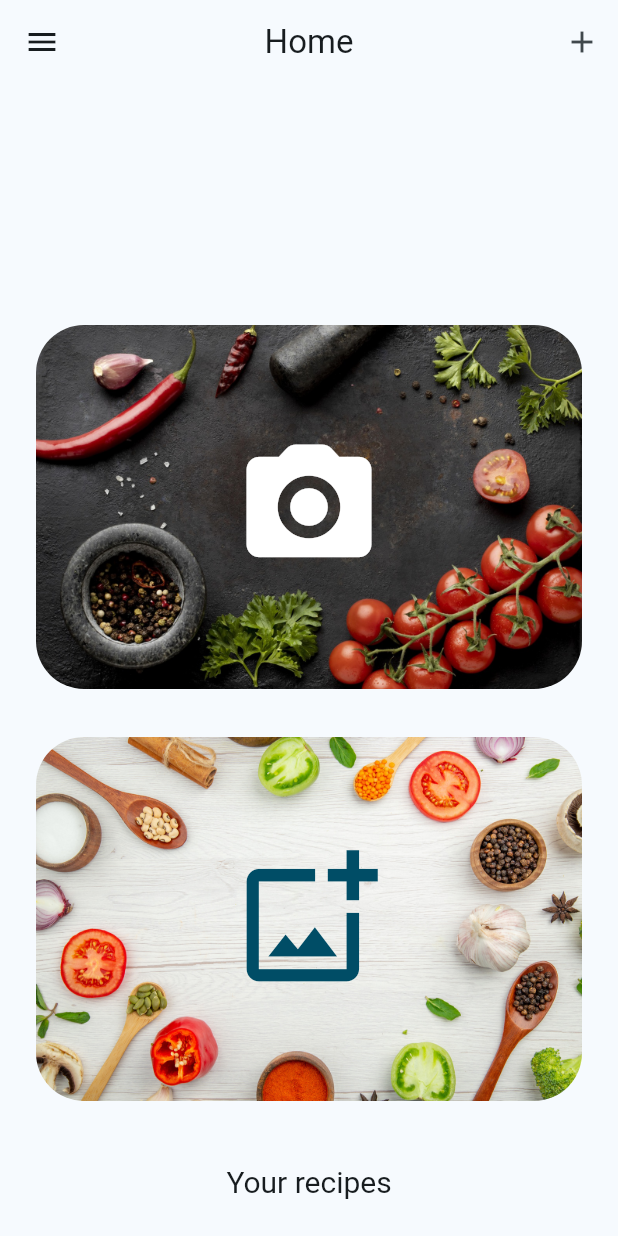
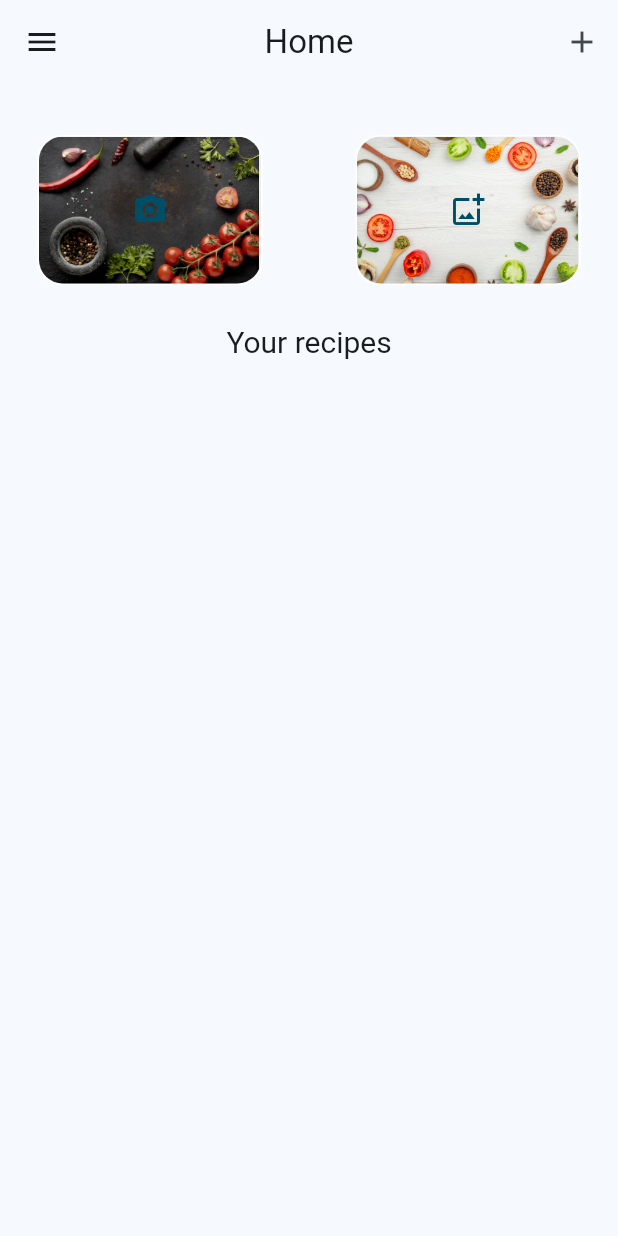
Before and after one commit to BuiVuBaoMinh/-CS422--REC2--Recipe-Recommendator-, a Flutter app: the screen it shows once a user with an empty profile is signed in, on a phone screen of 412 x 824 dp. Run offline on Flutter 3.47's test engine with Material 3 defaults, Android fonts, the phone set to English and light mode, and no system bars; our stand-ins replace camera, cloud_firestore, file_picker, firebase_auth, firebase_core, firebase_storage and 2 more; accounts and stored records are empty.

Commit message:
Add configure button and fix UI for main page

```diff
--- a/lib/pages/components/img_picker_button.dart
+++ b/lib/pages/components/img_picker_button.dart
@@ -4,7 +4,7 @@ import 'package:rec_rec_app/pages/camera_page/camera_page.dart';
 import 'scan_button.dart';
 
 class PickImageButton extends ScanButton {
-  PickImageButton({required super.assetPath});
+  const PickImageButton({super.key, required super.assetPath});
 
   @override
   Widget build(BuildContext context) {
@@ -13,33 +13,37 @@ class PickImageButton extends ScanButton {
         final image = await _pickImageFromGallery();
         if (image != null) {
           await Navigator.push(
+            // ignore: use_build_context_synchronously
             context,
             MaterialPageRoute(
                 builder: (context) => DisplayPictureScreen(
                       imagePath: image.path,
-                    )
-            ),
+                    )),
           );
         }
-
       },
-      child: Padding(
-        padding: const EdgeInsets.symmetric(horizontal: 24, vertical: 16),
-        child: AspectRatio(
-          aspectRatio: 1.5 / 1,
+      child: Container(
+        width: 150,
+        height: 100,
+        decoration: BoxDecoration(
+          border: Border.all(color: Colors.white),
+          borderRadius: BorderRadius.circular(16),
+          color: Colors.grey[200],
+        ),
         child: ClipRRect(
-            borderRadius: BorderRadius.circular(32),
+          borderRadius: BorderRadius.circular(16),
           child: Stack(
             children: [
-                Image.asset(assetPath, fit: BoxFit.cover),
+              Image.asset(
+                assetPath,
+                fit: BoxFit.cover,
+              ),
               Center(
                   child: Icon(
                 Icons.add_photo_alternate_outlined,
-                  size: 100,
                 color: Theme.of(context).colorScheme.onPrimaryContainer,
               )),
             ],
-            ),
           ),
         ),
       ),
@@ -48,6 +52,7 @@ class PickImageButton extends ScanButton {
 }
 
 Future _pickImageFromGallery() async {
-  final returnedImage = await ImagePicker().pickImage(source: ImageSource.gallery);
+  final returnedImage =
+      await ImagePicker().pickImage(source: ImageSource.gallery);
   return returnedImage;
 }
--- a/lib/pages/components/my_silver_app_bar.dart
+++ b/lib/pages/components/my_silver_app_bar.dart
@@ -10,7 +10,7 @@ class MySilverAppBar extends StatelessWidget {
   @override
   Widget build(BuildContext context) {
     return SliverAppBar(
-      expandedHeight: 800,
+      expandedHeight: 240,
       collapsedHeight: 80,
       floating: false,
       pinned: true,
--- a/lib/pages/components/scan_button.dart
+++ b/lib/pages/components/scan_button.dart
@@ -3,12 +3,13 @@ import 'package:rec_rec_app/pages/camera_page/camera_page.dart';
 import 'package:rec_rec_app/main.dart' show firstCamera;
 
 class ScanButton extends StatelessWidget {
+  final String assetPath;
+
   const ScanButton({
     super.key,
     required this.assetPath,
   });
 
-  final String assetPath;
   @override
   Widget build(BuildContext context) {
     return GestureDetector(
@@ -18,27 +19,31 @@ class ScanButton extends StatelessWidget {
           MaterialPageRoute(
               builder: (context) => ScanIngredientsPage(
                     camera: firstCamera,
-                        )
-                ),
+                  )),
         );
       },
-      child: Padding(
-        padding: const EdgeInsets.symmetric(horizontal: 24, vertical: 16),
-        child: AspectRatio(
-          aspectRatio: 1.5 / 1,
+      child: Container(
+        width: 150,
+        height: 100,
+        decoration: BoxDecoration(
+          border: Border.all(color: Colors.white),
+          borderRadius: BorderRadius.circular(16),
+          color: Colors.grey[200],
+        ),
         child: ClipRRect(
-            borderRadius: BorderRadius.circular(32),
+          borderRadius: BorderRadius.circular(16),
           child: Stack(
             children: [
-                Image.asset(assetPath, fit: BoxFit.cover),
+              Image.asset(
+                assetPath,
+                fit: BoxFit.fill,
+              ),
               Center(
                   child: Icon(
-                  const IconData(0xf60b, fontFamily: 'MaterialIcons'),
-                  size: 100,
-                  color: Theme.of(context).colorScheme.onPrimary,
+                Icons.camera_alt_rounded,
+                color: Theme.of(context).colorScheme.onPrimaryContainer,
               )),
             ],
-            ),
           ),
         ),
       ),
--- a/lib/pages/homepage/homepage.dart
+++ b/lib/pages/homepage/homepage.dart
@@ -25,7 +25,7 @@ class HomePage extends StatelessWidget {
         drawer: const MyDrawer(),
         body: NestedScrollView(
           headerSliverBuilder: (context, innerBoxIsScrollled) => [
-            MySilverAppBar(
+            const MySilverAppBar(
                 title: Text(
                   "Your recipes",
                   style: TextStyle(fontSize: 20),
@@ -33,8 +33,17 @@ class HomePage extends StatelessWidget {
                 child: Column(
                   mainAxisAlignment: MainAxisAlignment.end,
                   children: [
-                    ScanButton(assetPath: 'assets/scan_btn_bg.jpg'),
-                    PickImageButton(assetPath: 'assets/pick_image_btn_bg.jpg'),
+                    Padding(
+                      padding: EdgeInsets.symmetric(horizontal: 25.0),
+                      child: Row(
+                        mainAxisAlignment: MainAxisAlignment.spaceBetween,
+                        children: [
+                          ScanButton(assetPath: 'assets/scan_btn_bg.jpg'),
+                          PickImageButton(
+                              assetPath: 'assets/pick_image_btn_bg.jpg'),
+                        ],
+                      ),
+                    ),
                   ],
                 )),
           ],
```
Also changed, not shown: lib/pages/homepage/edit_recipe_page.dart (+57 -6 lines), lib/services/firestore.dart (+9 -7 lines), pubspec.lock. Lines whose indentation alone changed are shown as unchanged.
